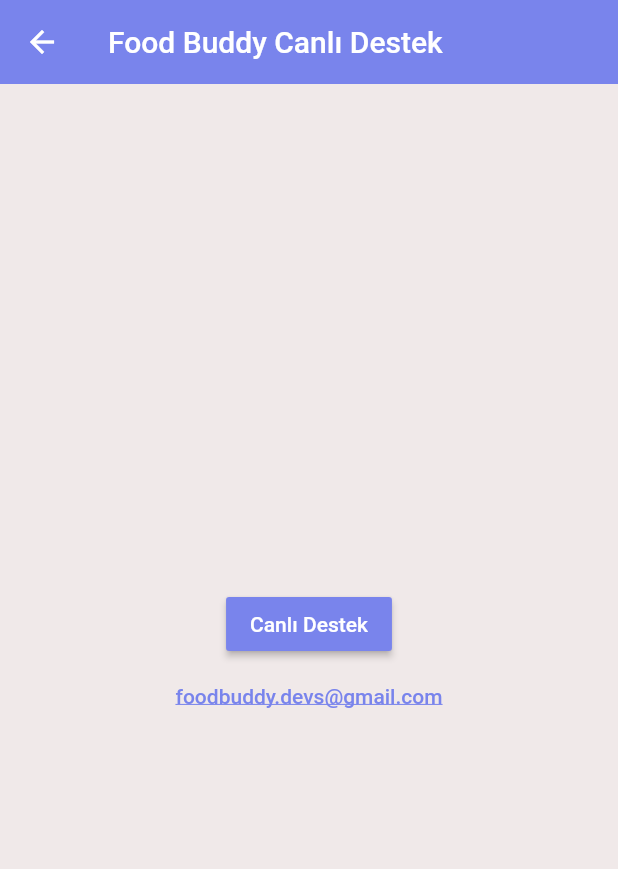
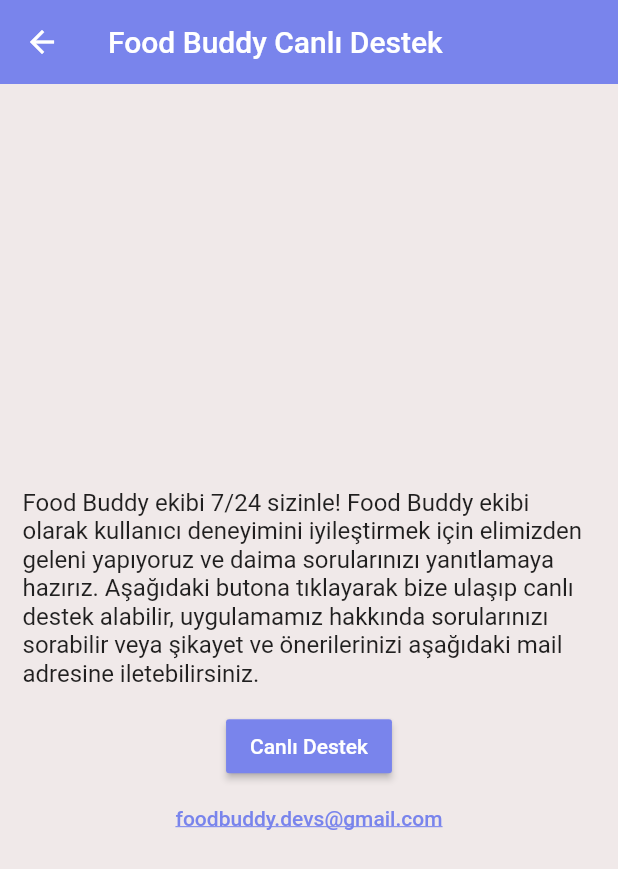
Before and after one commit to KhadijaMammadova/Food-Buddy, a Flutter app: the ContactPage screen opened directly, on a phone screen of 412 x 824 dp. Shown: the top 869 px of the screen. Run offline on Flutter 3.47's test engine with Material 2 defaults, Android fonts, the phone set to English and light mode, and no system bars; our stand-ins replace cloud_firestore, curved_navigation_bar, firebase_auth, firebase_core, get_it, shared_preferences; accounts and stored records are empty.

Commit message:
Son Commit yapıldı.

```diff
--- a/lib/Screens/NavBar/contact.dart
+++ b/lib/Screens/NavBar/contact.dart
@@ -18,17 +18,31 @@
         child: Column(
           mainAxisAlignment: MainAxisAlignment.center,
           children: [
+            Padding(
+              padding: const EdgeInsets.all(15.0),
+              child: Center(
+                child: Text(
+                  "Food Buddy ekibi 7/24 sizinle! Food Buddy ekibi olarak kullanıcı deneyimini iyileştirmek için elimizden geleni yapıyoruz ve daima sorularınızı yanıtlamaya hazırız. Aşağıdaki butona tıklayarak bize ulaşıp canlı destek alabilir, uygulamamız hakkında sorularınızı sorabilir veya şikayet ve önerilerinizi aşağıdaki mail adresine iletebilirsiniz.",
+                  style: Theme.of(context).textTheme.subtitle1,
+                ),
+              ),
+            ),
             RaisedButton(
               splashColor: Colors.grey,
               color: kPrimaryColor,
               onPressed: () async => await launch(
-                   "https://wa.me/${905528528098}?text=Merhaba. Food Buddy canlı destek."),
+                  "https://wa.me/${905528528098}?text=Merhaba. Food Buddy canlı destek."),
               child: Text(
                 'Canlı Destek',
                 style: TextStyle(color: Colors.white),
               ),
             ),
-            TextButton(onPressed: () {}, child: Text('foodbuddy.devs@gmail.com', style: TextStyle(color: kPrimaryColor, decoration: TextDecoration.underline)))
+            TextButton(
+                onPressed: () {},
+                child: Text('foodbuddy.devs@gmail.com',
+                    style: TextStyle(
+                        color: kPrimaryColor,
+                        decoration: TextDecoration.underline)))
           ],
         ),
       ),
```
